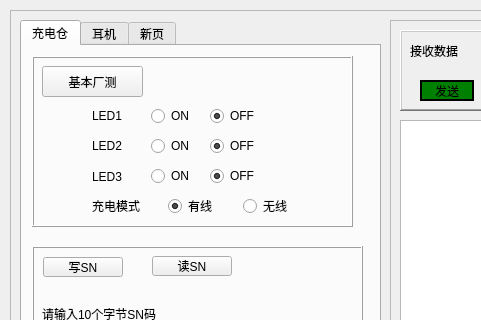
The window that mainwindow.ui (LinZephyr/mew_tw200_test) describes before a commit, drawn with Qt 5; both pictures show x 0 to 481 and y 0 to 320 of the 1267 by 744 pixel window.
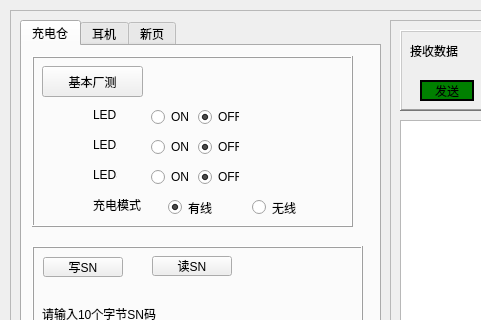
The same window after the commit. Icons and pictures are not drawn.

Commit message: <fix>  解决2个编译警告：1. layoutWidget相关; 2. qextserialport相关.

```diff
--- a/mainwindow.ui
+++ b/mainwindow.ui
@@ -147,23 +147,71 @@
          <string>基本厂测</string>
         </property>
        </widget>
-       <widget class="QWidget" name="layoutWidget">
+       <widget class="QLabel" name="led1Lbl">
         <property name="geometry">
          <rect>
-          <x>60</x>
-          <y>80</y>
-          <width>171</width>
+          <x>61</x>
+          <y>51</y>
+          <width>24</width>
+          <height>16</height>
+         </rect>
+        </property>
+        <property name="text">
+         <string>LED1</string>
+        </property>
+       </widget>
+       <widget class="QLabel" name="led2Lbl">
+        <property name="geometry">
+         <rect>
+          <x>61</x>
+          <y>81</y>
+          <width>24</width>
+          <height>16</height>
+         </rect>
+        </property>
+        <property name="text">
+         <string>LED2</string>
+        </property>
+       </widget>
+       <widget class="QWidget" name="">
+        <property name="geometry">
+         <rect>
+          <x>119</x>
+          <y>51</y>
+          <width>88</width>
+          <height>20</height>
+         </rect>
+        </property>
+        <layout class="QHBoxLayout" name="horizontalLayout">
+         <item>
+          <widget class="QRadioButton" name="led1_on_rbtn">
+           <property name="text">
+            <string>ON</string>
+           </property>
+          </widget>
+         </item>
+         <item>
+          <widget class="QRadioButton" name="led1_off_rbtn">
+           <property name="text">
+            <string>OFF</string>
+           </property>
+           <property name="checked">
+            <bool>true</bool>
+           </property>
+          </widget>
+         </item>
+        </layout>
+       </widget>
+       <widget class="QWidget" name="">
+        <property name="geometry">
+         <rect>
+          <x>119</x>
+          <y>81</y>
+          <width>88</width>
           <height>20</height>
          </rect>
         </property>
         <layout class="QHBoxLayout" name="horizontalLayout_2">
-         <item>
-          <widget class="QLabel" name="led2Lbl">
-           <property name="text">
-            <string>LED2</string>
-           </property>
-          </widget>
-         </item>
          <item>
           <widget class="QRadioButton" name="led2_on_rbtn">
            <property name="text">
@@ -183,59 +231,29 @@
          </item>
         </layout>
        </widget>
-       <widget class="QWidget" name="layoutWidget_2">
+       <widget class="QLabel" name="led4Lbl">
         <property name="geometry">
          <rect>
-          <x>60</x>
-          <y>110</y>
-          <width>171</width>
+          <x>61</x>
+          <y>141</y>
+          <width>48</width>
+          <height>16</height>
+         </rect>
+        </property>
+        <property name="text">
+         <string>充电模式</string>
+        </property>
+       </widget>
+       <widget class="QWidget" name="">
+        <property name="geometry">
+         <rect>
+          <x>136</x>
+          <y>141</y>
+          <width>161</width>
           <height>21</height>
          </rect>
         </property>
-        <layout class="QHBoxLayout" name="horizontalLayout_3">
-         <item>
-          <widget class="QLabel" name="led3Lbl">
-           <property name="text">
-            <string>LED3</string>
-           </property>
-          </widget>
-         </item>
-         <item>
-          <widget class="QRadioButton" name="led3_on_rbtn">
-           <property name="text">
-            <string>ON</string>
-           </property>
-          </widget>
-         </item>
-         <item>
-          <widget class="QRadioButton" name="led3_off_rbtn">
-           <property name="text">
-            <string>OFF</string>
-           </property>
-           <property name="checked">
-            <bool>true</bool>
-           </property>
-          </widget>
-         </item>
-        </layout>
-       </widget>
-       <widget class="QWidget" name="layoutWidget_3">
-        <property name="geometry">
-         <rect>
-          <x>60</x>
-          <y>140</y>
-          <width>221</width>
-          <height>20</height>
-         </rect>
-        </property>
         <layout class="QHBoxLayout" name="horizontalLayout_4">
-         <item>
-          <widget class="QLabel" name="led4Lbl">
-           <property name="text">
-            <string>充电模式</string>
-           </property>
-          </widget>
-         </item>
          <item>
           <widget class="QRadioButton" name="chg_mode_wire_rbtn">
            <property name="text">
@@ -258,32 +276,38 @@
          </item>
         </layout>
        </widget>
-       <widget class="QWidget" name="layoutWidget">
+       <widget class="QLabel" name="led3Lbl">
         <property name="geometry">
          <rect>
-          <x>60</x>
-          <y>50</y>
-          <width>171</width>
+          <x>61</x>
+          <y>111</y>
+          <width>24</width>
+          <height>16</height>
+         </rect>
+        </property>
+        <property name="text">
+         <string>LED3</string>
+        </property>
+       </widget>
+       <widget class="QWidget" name="">
+        <property name="geometry">
+         <rect>
+          <x>119</x>
+          <y>111</y>
+          <width>88</width>
           <height>20</height>
          </rect>
         </property>
-        <layout class="QHBoxLayout" name="horizontalLayout">
+        <layout class="QHBoxLayout" name="horizontalLayout_3">
          <item>
-          <widget class="QLabel" name="led1Lbl">
-           <property name="text">
-            <string>LED1</string>
-           </property>
-          </widget>
-         </item>
-         <item>
-          <widget class="QRadioButton" name="led1_on_rbtn">
+          <widget class="QRadioButton" name="led3_on_rbtn">
            <property name="text">
             <string>ON</string>
            </property>
           </widget>
          </item>
          <item>
-          <widget class="QRadioButton" name="led1_off_rbtn">
+          <widget class="QRadioButton" name="led3_off_rbtn">
            <property name="text">
             <string>OFF</string>
            </property>
```
The commit also changes 1 other file.
